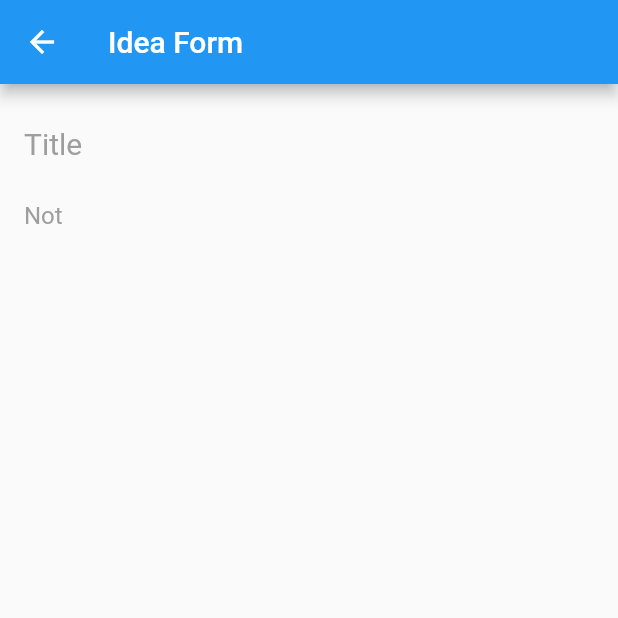
After one commit to musahinist/imo, a Flutter app: the IdeaFormView screen opened by its route, on a phone screen of 412 x 824 dp, the top half of it. The commit adds this screen. Run offline on Flutter 3.47's test engine with Material 2 defaults, Android fonts, the phone set to English and light mode, and no system bars; our stand-ins replace auto_route, bloc, equatable, flutter_bloc; missing offline and left inert: reorderable_grid; generated files the repository leaves out were written again.

Commit message:
feat: add form

```diff
--- a/lib/main.dart
+++ b/lib/main.dart
@@ -21,7 +21,7 @@ void main() async {
           create: (context) => ThemeCubit(),
         ),
         BlocProvider(
-          create: (context) => LoginBloc()..add(LoginEvent()),
+          create: (context) => LoginBloc()..add(const LoginEvent()),
         ),
       ],
       child: MyApp(
--- a/lib/src/feature/home/view/home.view.dart
+++ b/lib/src/feature/home/view/home.view.dart
@@ -1,6 +1,8 @@
+import 'package:auto_route/auto_route.dart';
 import 'package:flutter/material.dart';
 import 'package:flutter_bloc/flutter_bloc.dart';
 import 'package:imo/src/feature/auth/bloc/login_bloc.dart';
+import 'package:imo/src/router/router.dart';
 import 'package:reorderable_grid/reorderable_grid.dart';
 
 import '../bloc/home_bloc.dart';
@@ -28,7 +30,7 @@ class _HomeBody extends StatefulWidget {
 
 class _HomeBodyState extends State<_HomeBody> {
   /// create a new list of data
-  final items = List<int>.generate(40, (index) => index);
+  final items = List<int>.generate(4, (index) => index);
 
   /// when the reorder completes remove the list entry from its old position
   /// and insert it at its new index
@@ -47,7 +49,7 @@ class _HomeBodyState extends State<_HomeBody> {
           IconButton(
             icon: const Icon(Icons.add),
             onPressed: () {
-              context.read<LoginBloc>().add(LogOutEvent());
+              context.read<LoginBloc>().add(const LogOutEvent());
             },
           )
         ],
@@ -76,6 +78,13 @@ class _HomeBodyState extends State<_HomeBody> {
           );
         }).toList(),
       ),
+      floatingActionButton: FloatingActionButton(
+        onPressed: () {
+          //  context.read<HomeBloc>().add(const AddItemEvent());
+          context.router.navigate(const IdeaFormRoute());
+        },
+        child: const Icon(Icons.add),
+      ),
     );
   }
 }
--- /dev/null
+++ b/lib/src/feature/home/view/idea_form.view.dart
@@ -0,0 +1,50 @@
+import 'package:flutter/material.dart';
+
+class IdeaFormView extends StatelessWidget {
+  const IdeaFormView({Key? key}) : super(key: key);
+  static const String routeName = '/ideform';
+  @override
+  Widget build(BuildContext context) {
+    return Scaffold(
+      appBar: AppBar(
+        title: Text('Idea Form'),
+      ),
+      body: Padding(
+        padding: const EdgeInsets.all(16.0),
+        child: SingleChildScrollView(
+          child: Column(
+            children: [
+              TextFormField(
+                style: const TextStyle(
+                  fontSize: 20,
+                  fontWeight: FontWeight.w400,
+                  fontStyle: FontStyle.normal,
+                ),
+                decoration: const InputDecoration(
+                  border: InputBorder.none,
+                  hintText: 'Title',
+                  hintStyle: TextStyle(
+                    color: Colors.grey, // <-- Change this
+                    fontSize: 20,
+                    fontWeight: FontWeight.w400,
+                    fontStyle: FontStyle.normal,
+                  ),
+                ),
+              ),
+              TextFormField(
+                maxLines: null,
+                decoration: const InputDecoration(
+                  border: InputBorder.none,
+                  hintText: 'Not',
+                  hintStyle: TextStyle(
+                    color: Colors.grey, // <-- Change this
+                  ),
+                ),
+              ),
+            ],
+          ),
+        ),
+      ),
+    );
+  }
+}
--- a/lib/src/router/router.dart
+++ b/lib/src/router/router.dart
@@ -3,6 +3,7 @@ import 'package:flutter/material.dart';
 import 'package:imo/src/feature/sample_feature/sample_item.dart';
 
 import '../feature/home/view/home.view.dart';
+import '../feature/home/view/idea_form.view.dart';
 import '../feature/sample_feature/sample_item_details_view.dart';
 import '../feature/sample_feature/sample_item_list_view.dart';
 
@@ -23,6 +24,10 @@ part 'router.gr.dart';
       page: HomeView,
     ),
     AutoRoute(
+      path: IdeaFormView.routeName,
+      page: IdeaFormView,
+    ),
+    AutoRoute(
       path: SampleItemListView.routeName,
       page: SampleItemListView,
     ),
```
Also changed, not shown: lib/src/router/router.gr.dart.
